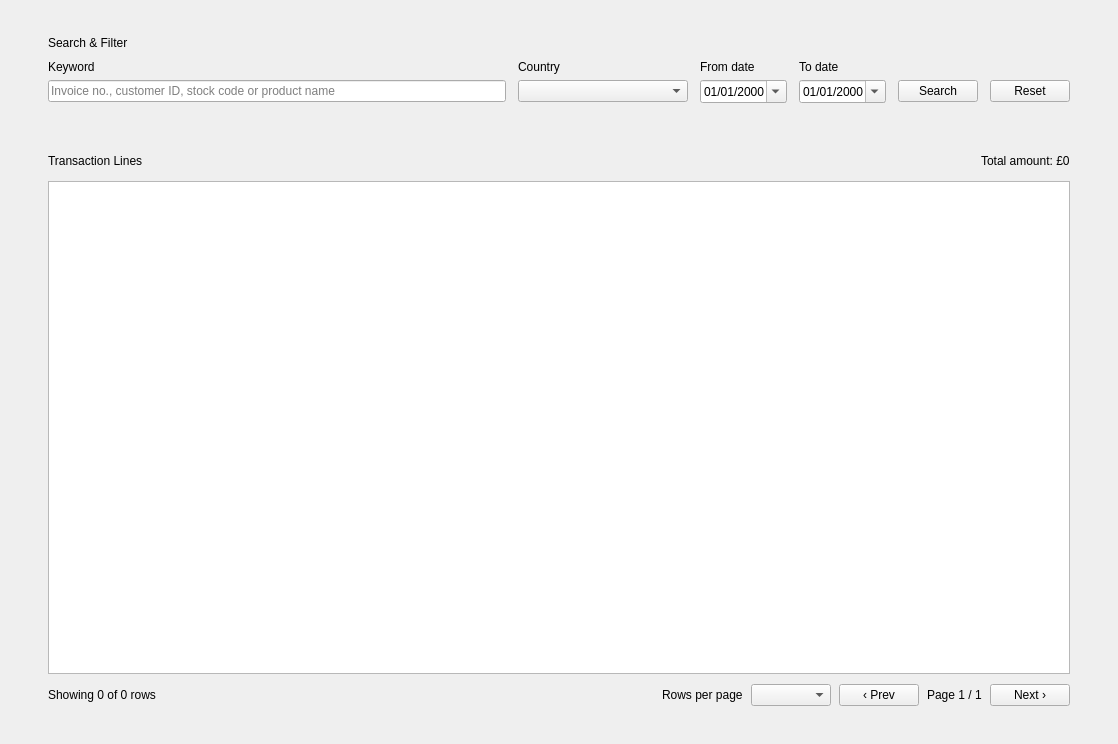
Old version of the form ui_app/ui/pages/TransactionDataPage.ui in the repository Trinh186/Machine-Learning.
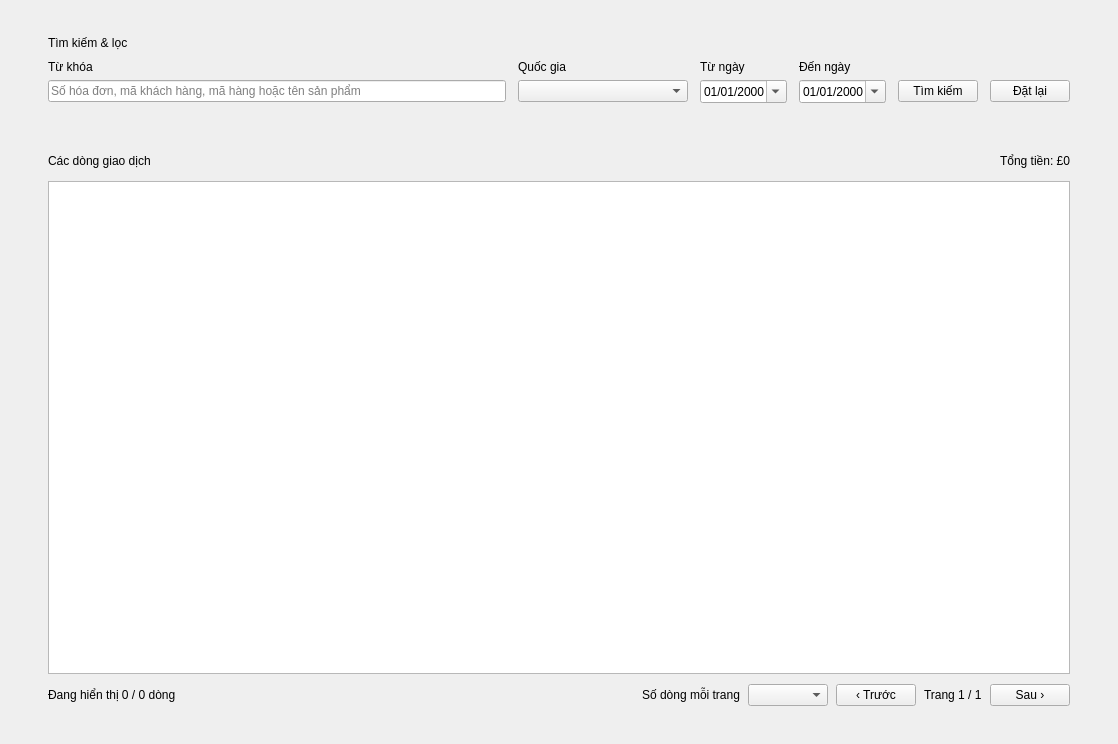
New version of the form.

Diff of the .ui file:
```diff
--- a/ui_app/ui/pages/TransactionDataPage.ui
+++ b/ui_app/ui/pages/TransactionDataPage.ui
@@ -53,7 +53,7 @@
       <item>
        <widget class="QLabel" name="lblFiltersTitle">
         <property name="text">
-         <string>Search &amp; Filter</string>
+         <string>Tìm kiếm &amp; lọc</string>
         </property>
         <property name="cssClass" stdset="0">
          <string>cardTitle</string>
@@ -83,7 +83,7 @@
         <item row="0" column="0">
          <widget class="QLabel" name="lblSearchCaption">
           <property name="text">
-           <string>Keyword</string>
+           <string>Từ khóa</string>
           </property>
           <property name="cssClass" stdset="0">
            <string>fieldLabel</string>
@@ -93,7 +93,7 @@
         <item row="0" column="1">
          <widget class="QLabel" name="lblCountryCaption">
           <property name="text">
-           <string>Country</string>
+           <string>Quốc gia</string>
           </property>
           <property name="cssClass" stdset="0">
            <string>fieldLabel</string>
@@ -103,7 +103,7 @@
         <item row="0" column="2">
          <widget class="QLabel" name="lblDateFromCaption">
           <property name="text">
-           <string>From date</string>
+           <string>Từ ngày</string>
           </property>
           <property name="cssClass" stdset="0">
            <string>fieldLabel</string>
@@ -113,7 +113,7 @@
         <item row="0" column="3">
          <widget class="QLabel" name="lblDateToCaption">
           <property name="text">
-           <string>To date</string>
+           <string>Đến ngày</string>
           </property>
           <property name="cssClass" stdset="0">
            <string>fieldLabel</string>
@@ -126,7 +126,7 @@
            <bool>true</bool>
           </property>
           <property name="placeholderText">
-           <string>Invoice no., customer ID, stock code or product name</string>
+           <string>Số hóa đơn, mã khách hàng, mã hàng hoặc tên sản phẩm</string>
           </property>
          </widget>
         </item>
@@ -163,7 +163,7 @@
         <item row="1" column="4">
          <widget class="QPushButton" name="btnSearch">
           <property name="text">
-           <string>Search</string>
+           <string>Tìm kiếm</string>
           </property>
           <property name="cssClass" stdset="0">
            <string>primary</string>
@@ -173,7 +173,7 @@
         <item row="1" column="5">
          <widget class="QPushButton" name="btnReset">
           <property name="text">
-           <string>Reset</string>
+           <string>Đặt lại</string>
           </property>
           <property name="cssClass" stdset="0">
            <string>secondary</string>
@@ -223,7 +223,7 @@
         <item>
          <widget class="QLabel" name="lblTransactionsTitle">
           <property name="text">
-           <string>Transaction Lines</string>
+           <string>Các dòng giao dịch</string>
           </property>
           <property name="cssClass" stdset="0">
            <string>cardTitle</string>
@@ -246,7 +246,7 @@
         <item>
          <widget class="QLabel" name="lblTotalAmount">
           <property name="text">
-           <string>Total amount: £0</string>
+           <string>Tổng tiền: £0</string>
           </property>
           <property name="cssClass" stdset="0">
            <string>pill</string>
@@ -300,7 +300,7 @@
         <item>
          <widget class="QLabel" name="lblTransactionsSummary">
           <property name="text">
-           <string>Showing 0 of 0 rows</string>
+           <string>Đang hiển thị 0 / 0 dòng</string>
           </property>
           <property name="cssClass" stdset="0">
            <string>cardSubtitle</string>
@@ -323,7 +323,7 @@
         <item>
          <widget class="QLabel" name="lblTransactionsPageSizeCaption">
           <property name="text">
-           <string>Rows per page</string>
+           <string>Số dòng mỗi trang</string>
           </property>
           <property name="cssClass" stdset="0">
            <string>cardSubtitle</string>
@@ -343,7 +343,7 @@
         <item>
          <widget class="QPushButton" name="btnTransactionsPrevPage">
           <property name="text">
-           <string>‹ Prev</string>
+           <string>‹ Trước</string>
           </property>
           <property name="cssClass" stdset="0">
            <string>secondary</string>
@@ -353,7 +353,7 @@
         <item>
          <widget class="QLabel" name="lblTransactionsPageInfo">
           <property name="text">
-           <string>Page 1 / 1</string>
+           <string>Trang 1 / 1</string>
           </property>
           <property name="cssClass" stdset="0">
            <string>pageInfo</string>
@@ -363,7 +363,7 @@
         <item>
          <widget class="QPushButton" name="btnTransactionsNextPage">
           <property name="text">
-           <string>Next ›</string>
+           <string>Sau ›</string>
           </property>
           <property name="cssClass" stdset="0">
            <string>secondary</string>
```
